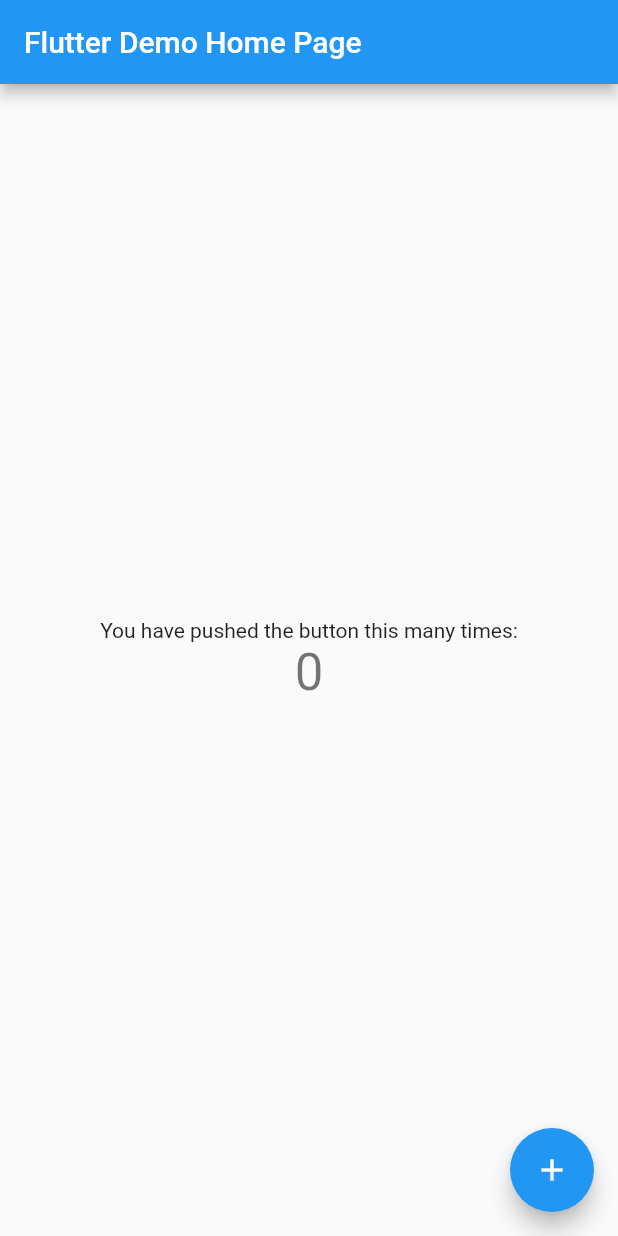
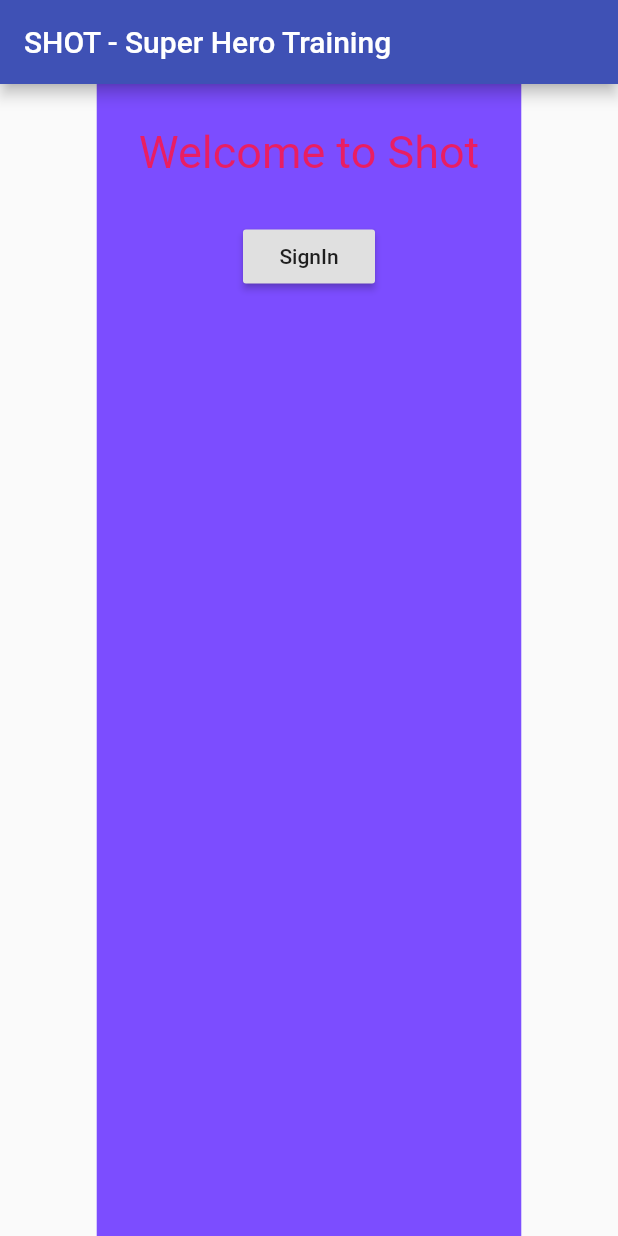
Before and after one commit to prateek0071/SHOT, a Flutter app: the screen it shows after launch, on a phone screen of 412 x 824 dp. Run offline on Flutter 3.47's test engine with Material 2 defaults, Android fonts, the phone set to English and light mode, and no system bars; our stand-ins replace firebase_auth, firebase_core, google_sign_in; accounts and stored records are empty; Roboto replaces fonts that are missing (Times New Roman).

```diff
--- a/lib/main.dart
+++ b/lib/main.dart
@@ -1,117 +1,59 @@
 import 'package:flutter/material.dart';
+import 'screens/homepage.dart';
+import 'package:firebase_core/firebase_core.dart';
+import 'screens/loading.dart';
+import 'screens/signin.dart';
+void main() => runApp(MyApp());
 
-void main() {
-  runApp(MyApp());
-}
+class MyApp extends StatelessWidget{
+    final Future<FirebaseApp> _initialization = Firebase.initializeApp();
+  @override
+  Widget build(BuildContext context){
+    return FutureBuilder(future: _initialization,
+    builder: (context, snapshot){
+      if(snapshot.hasError){
+        return SomethingWentWrong();
+      }
+     if (snapshot.connectionState == ConnectionState.done) {
+          return MyAwessomeApp();
+        }
 
-class MyApp extends StatelessWidget {
-  // This widget is the root of your application.
-  @override
-  Widget build(BuildContext context) {
-    return MaterialApp(
-      title: 'Flutter Demo',
-      theme: ThemeData(
-        // This is the theme of your application.
-        //
-        // Try running your application with "flutter run". You'll see the
-        // application has a blue toolbar. Then, without quitting the app, try
-        // changing the primarySwatch below to Colors.green and then invoke
-        // "hot reload" (press "r" in the console where you ran "flutter run",
-        // or simply save your changes to "hot reload" in a Flutter IDE).
-        // Notice that the counter didn't reset back to zero; the application
-        // is not restarted.
-        primarySwatch: Colors.blue,
-        // This makes the visual density adapt to the platform that you run
-        // the app on. For desktop platforms, the controls will be smaller and
-        // closer together (more dense) than on mobile platforms.
-        visualDensity: VisualDensity.adaptivePlatformDensity,
-      ),
-      home: MyHomePage(title: 'Flutter Demo Home Page'),
+        return Loading();
+    },
     );
   }
 }
 
-class MyHomePage extends StatefulWidget {
-  MyHomePage({Key key, this.title}) : super(key: key);
+class MyAwessomeApp extends StatelessWidget {
+  @override
+  Widget build(BuildContext context) {
+    return MaterialApp(
 
-  // This widget is the home page of your application. It is stateful, meaning
-  // that it has a State object (defined below) that contains fields that affect
-  // how it looks.
+      routes: {
+        '/home': (context)=> HomePage(),
+      },
+      theme: ThemeData(
+        primarySwatch: Colors.indigo
+      ),
+      home: HomePage(),
+    );
 
-  // This class is the configuration for the state. It holds the values (in this
-  // case the title) provided by the parent (in this case the App widget) and
-  // used by the build method of the State. Fields in a Widget subclass are
-  // always marked "final".
-
-  final String title;
-
-  @override
-  _MyHomePageState createState() => _MyHomePageState();
+  }
 }
 
-class _MyHomePageState extends State<MyHomePage> {
-  int _counter = 0;
 
-  void _incrementCounter() {
-    setState(() {
-      // This call to setState tells the Flutter framework that something has
-      // changed in this State, which causes it to rerun the build method below
-      // so that the display can reflect the updated values. If we changed
-      // _counter without calling setState(), then the build method would not be
-      // called again, and so nothing would appear to happen.
-      _counter++;
-    });
-  }
 
+class SomethingWentWrong extends StatelessWidget {
   @override
-  Widget build(BuildContext context) {
-    // This method is rerun every time setState is called, for instance as done
-    // by the _incrementCounter method above.
-    //
-    // The Flutter framework has been optimized to make rerunning build methods
-    // fast, so that you can just rebuild anything that needs updating rather
-    // than having to individually change instances of widgets.
+  Widget build(BuildContext context){
     return Scaffold(
       appBar: AppBar(
-        // Here we take the value from the MyHomePage object that was created by
-        // the App.build method, and use it to set our appbar title.
-        title: Text(widget.title),
+        title: Text('Error - 404'),
+
       ),
       body: Center(
-        // Center is a layout widget. It takes a single child and positions it
-        // in the middle of the parent.
-        child: Column(
-          // Column is also a layout widget. It takes a list of children and
-          // arranges them vertically. By default, it sizes itself to fit its
-          // children horizontally, and tries to be as tall as its parent.
-          //
-          // Invoke "debug painting" (press "p" in the console, choose the
-          // "Toggle Debug Paint" action from the Flutter Inspector in Android
-          // Studio, or the "Toggle Debug Paint" command in Visual Studio Code)
-          // to see the wireframe for each widget.
-          //
-          // Column has various properties to control how it sizes itself and
-          // how it positions its children. Here we use mainAxisAlignment to
-          // center the children vertically; the main axis here is the vertical
-          // axis because Columns are vertical (the cross axis would be
-          // horizontal).
-          mainAxisAlignment: MainAxisAlignment.center,
-          children: <Widget>[
-            Text(
-              'You have pushed the button this many times:',
-            ),
-            Text(
-              '$_counter',
-              style: Theme.of(context).textTheme.headline4,
-            ),
-          ],
-        ),
+        child: Text('Something Went Wrong'),
       ),
-      floatingActionButton: FloatingActionButton(
-        onPressed: _incrementCounter,
-        tooltip: 'Increment',
-        child: Icon(Icons.add),
-      ), // This trailing comma makes auto-formatting nicer for build methods.
     );
   }
 }
--- /dev/null
+++ b/lib/screens/homepage.dart
@@ -0,0 +1,58 @@
+import 'package:flutter/material.dart';
+
+class HomePage extends StatelessWidget {
+
+  @override
+  Widget build(BuildContext context) {
+    return Scaffold(
+      appBar: AppBar(
+        title: Text(
+          'SHOT - Super Hero Training'
+        ),
+      ),
+      body: MyHomeBody(),
+    );
+  }
+}
+
+
+class MyHomeBody extends StatefulWidget {
+  @override
+  _MyHomeBodyState createState() => _MyHomeBodyState();
+}
+
+class _MyHomeBodyState extends State<MyHomeBody> {
+  @override
+  Widget build(BuildContext context) {
+    return Center(
+        child: Container(
+          color: Colors.deepPurpleAccent,
+          child: Column(children: <Widget>[
+
+              Padding(
+                padding: EdgeInsets.all(28),
+                child: Text('Welcome to Shot',
+                style: TextStyle(
+                  color: Colors.pink,
+                  fontSize: 30,
+                  fontFamily: "Times New Roman"
+                ),
+                ),
+              ),
+
+
+              RaisedButton(
+                onPressed: (){
+                  Navigator.pushReplacementNamed(context, '/signin');
+                },
+
+                child: Text('SignIn'),
+              ),
+
+          ]),
+        ),
+
+
+    );
+  }
+}
```
Also changed, not shown: lib/auth/auth.dart (added, +125 -0 lines), lib/screens/loading.dart (added, +11 -0 lines), lib/screens/signin.dart (added, +82 -0 lines), pubspec.yaml (+8 -1 lines), pubspec.lock, 6 other files.
